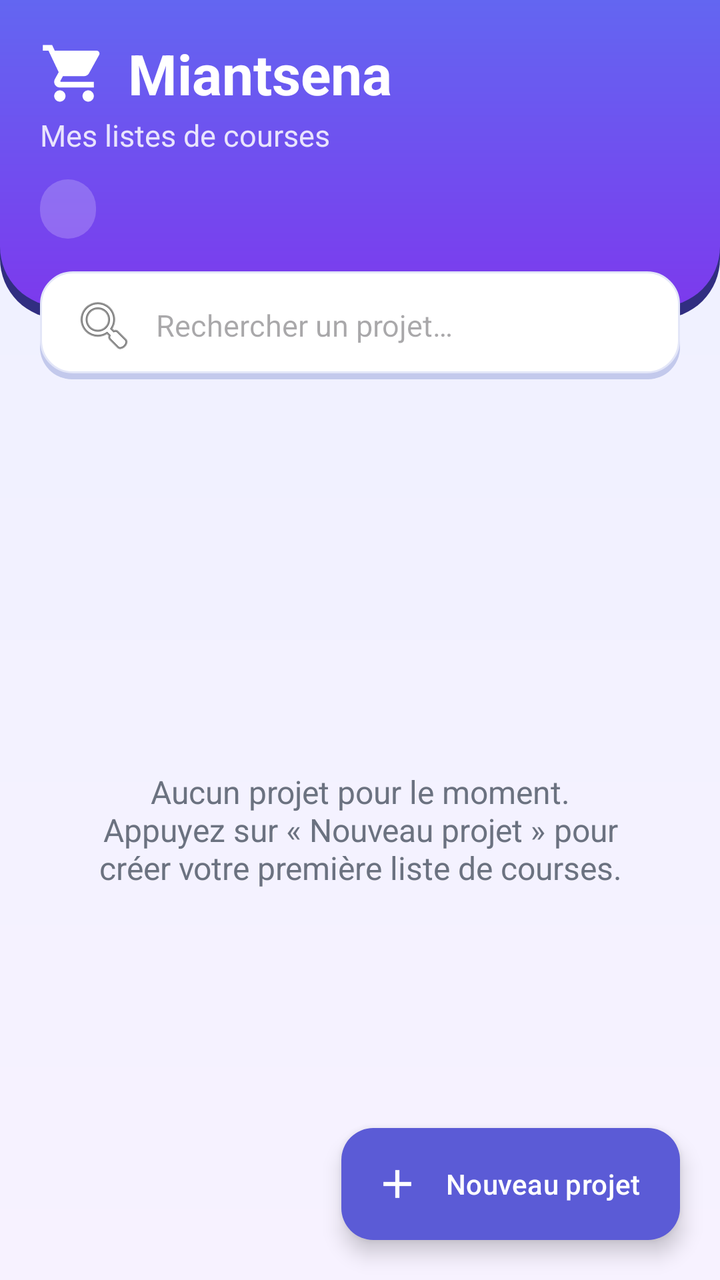
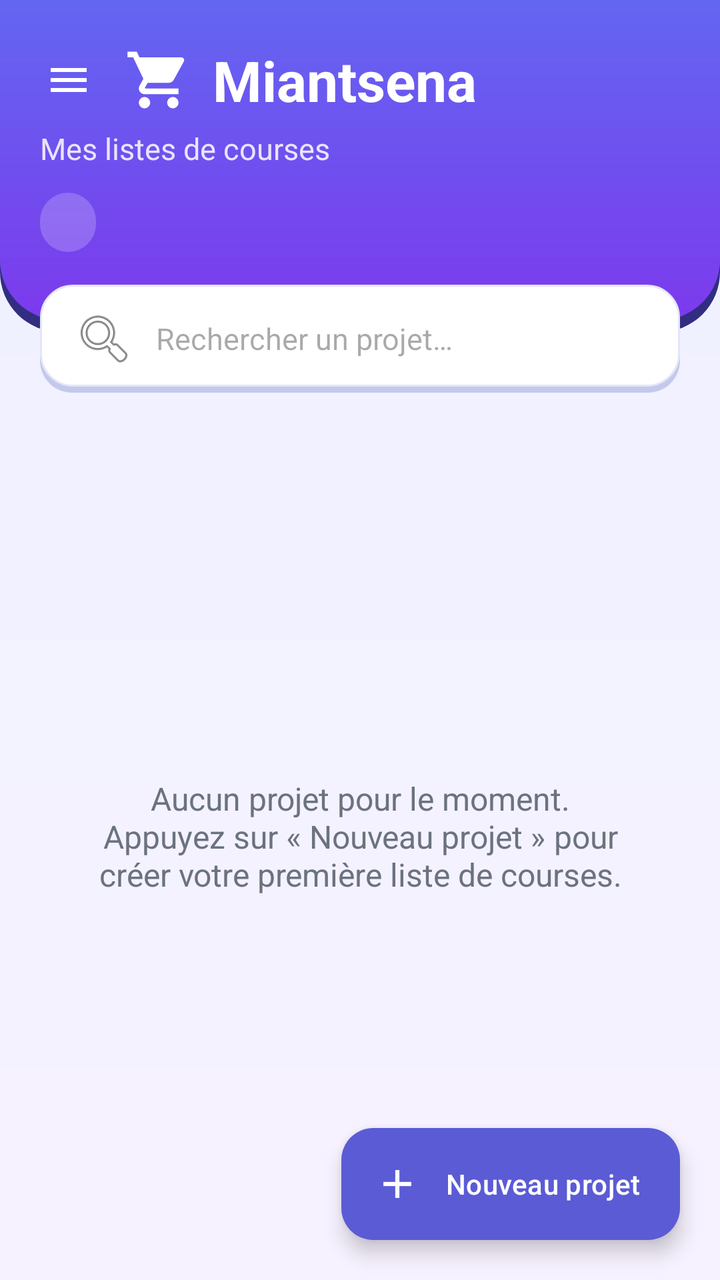

Screens rendered from an Android XML layout before and after an edit, with the pre-edit source and the edit as a unified diff.
<!-- AndroidManifest.xml: application theme Theme.Miantsena -->
<!-- res/layout/activity_main.xml -->
<?xml version="1.0" encoding="utf-8"?>
<androidx.coordinatorlayout.widget.CoordinatorLayout xmlns:android="http://schemas.android.com/apk/res/android"
    xmlns:app="http://schemas.android.com/apk/res-auto"
    android:layout_width="match_parent"
    android:layout_height="match_parent">

    <LinearLayout
        android:layout_width="match_parent"
        android:layout_height="match_parent"
        android:orientation="vertical">

        <LinearLayout
            android:layout_width="match_parent"
            android:layout_height="wrap_content"
            android:background="@drawable/bg_header"
            android:orientation="vertical"
            android:paddingStart="20dp"
            android:paddingTop="18dp"
            android:paddingEnd="20dp"
            android:paddingBottom="40dp">

            <LinearLayout
                android:layout_width="match_parent"
                android:layout_height="wrap_content"
                android:gravity="center_vertical"
                android:orientation="horizontal">

                <ImageView
                    android:layout_width="34dp"
                    android:layout_height="34dp"
                    android:src="@drawable/ic_cart"
                    app:tint="#FFFFFF" />

                <TextView
                    android:layout_width="wrap_content"
                    android:layout_height="wrap_content"
                    android:layout_marginStart="10dp"
                    android:text="Miantsena"
                    android:textColor="#FFFFFF"
                    android:textSize="28sp"
                    android:textStyle="bold" />
            </LinearLayout>

            <TextView
                android:layout_width="wrap_content"
                android:layout_height="wrap_content"
                android:layout_marginTop="2dp"
                android:alpha="0.85"
                android:text="Mes listes de courses"
                android:textColor="#FFFFFF"
                android:textSize="15sp" />

            <TextView
                android:id="@+id/resume"
                android:layout_width="wrap_content"
                android:layout_height="wrap_content"
                android:layout_marginTop="12dp"
                android:background="@drawable/bg_pill"
                android:paddingStart="14dp"
                android:paddingTop="6dp"
                android:paddingEnd="14dp"
                android:paddingBottom="6dp"
                android:textColor="#FFFFFF"
                android:textSize="13sp" />
        </LinearLayout>

        <EditText
            android:id="@+id/recherche"
            android:layout_width="match_parent"
            android:layout_height="54dp"
            android:layout_marginStart="20dp"
            android:layout_marginTop="-24dp"
            android:layout_marginEnd="20dp"
            android:background="@drawable/bg_input"
            android:drawableStart="@android:drawable/ic_menu_search"
            android:drawablePadding="10dp"
            android:hint="Rechercher un projet…"
            android:imeOptions="actionSearch"
            android:inputType="text"
            android:maxLines="1"
            android:paddingStart="16dp"
            android:paddingEnd="16dp"
            android:textSize="15sp" />

        <FrameLayout
            android:layout_width="match_parent"
            android:layout_height="0dp"
            android:layout_weight="1">

            <androidx.recyclerview.widget.RecyclerView
                android:id="@+id/liste"
                android:layout_width="match_parent"
                android:layout_height="match_parent"
                android:clipToPadding="false"
                android:paddingTop="10dp"
                android:paddingBottom="110dp" />

            <TextView
                android:id="@+id/vide"
                android:layout_width="match_parent"
                android:layout_height="wrap_content"
                android:layout_gravity="center"
                android:gravity="center"
                android:padding="32dp"
                android:text="Aucun projet pour le moment.\nAppuyez sur « Nouveau projet » pour créer votre première liste de courses."
                android:textColor="#6B7280"
                android:textSize="16sp" />
        </FrameLayout>
    </LinearLayout>

    <com.google.android.material.floatingactionbutton.ExtendedFloatingActionButton
        android:id="@+id/fab"
        android:layout_width="wrap_content"
        android:layout_height="wrap_content"
        android:layout_gravity="bottom|end"
        android:layout_margin="20dp"
        android:text="Nouveau projet"
        android:textColor="#FFFFFF"
        app:backgroundTint="#5B5BD6"
        app:elevation="12dp"
        app:icon="@drawable/ic_add"
        app:iconTint="#FFFFFF" />
</androidx.coordinatorlayout.widget.CoordinatorLayout>
<!-- resources referenced by this layout -->
<resources>
  <!-- unchanged entries left out for length: 7 -->
</resources>

<!-- the commit's change to res/layout/activity_main.xml (unified diff, before → after) -->
@@ -1,6 +1,11 @@
 <?xml version="1.0" encoding="utf-8"?>
-<androidx.coordinatorlayout.widget.CoordinatorLayout xmlns:android="http://schemas.android.com/apk/res/android"
+<androidx.drawerlayout.widget.DrawerLayout xmlns:android="http://schemas.android.com/apk/res/android"
     xmlns:app="http://schemas.android.com/apk/res-auto"
+    android:id="@+id/drawer_layout"
+    android:layout_width="match_parent"
+    android:layout_height="match_parent">
+
+<androidx.coordinatorlayout.widget.CoordinatorLayout
     android:layout_width="match_parent"
     android:layout_height="match_parent">
 
@@ -24,6 +29,18 @@
                 android:layout_height="wrap_content"
                 android:gravity="center_vertical"
                 android:orientation="horizontal">
+
+                <ImageView
+                    android:id="@+id/btn_compte"
+                    android:layout_width="44dp"
+                    android:layout_height="44dp"
+                    android:layout_marginStart="-8dp"
+                    android:layout_marginEnd="6dp"
+                    android:background="?attr/selectableItemBackgroundBorderless"
+                    android:contentDescription="Menu"
+                    android:padding="10dp"
+                    android:src="@drawable/ic_menu"
+                    app:tint="#FFFFFF" />
 
                 <ImageView
                     android:layout_width="34dp"
@@ -39,6 +56,7 @@
                     android:textColor="#FFFFFF"
                     android:textSize="28sp"
                     android:textStyle="bold" />
+
             </LinearLayout>
 
             <TextView
@@ -121,3 +139,383 @@
         app:icon="@drawable/ic_add"
         app:iconTint="#FFFFFF" />
 </androidx.coordinatorlayout.widget.CoordinatorLayout>
+
+    <LinearLayout
+        android:id="@+id/drawer"
+        android:layout_width="300dp"
+        android:layout_height="match_parent"
+        android:layout_gravity="start"
+        android:background="@drawable/bg_drawer"
+        android:clickable="true"
+        android:focusable="true"
+        android:orientation="vertical">
+
+        <LinearLayout
+            android:layout_width="match_parent"
+            android:layout_height="wrap_content"
+            android:background="@drawable/bg_header"
+            android:orientation="vertical"
+            android:paddingStart="20dp"
+            android:paddingTop="36dp"
+            android:paddingEnd="20dp"
+            android:paddingBottom="30dp">
+
+            <FrameLayout
+                android:layout_width="72dp"
+                android:layout_height="72dp">
+
+                <TextView
+                    android:id="@+id/drawer_lettre"
+                    android:layout_width="match_parent"
+                    android:layout_height="match_parent"
+                    android:background="@drawable/bg_avatar"
+                    android:gravity="center"
+                    android:textColor="#4F46E5"
+                    android:textSize="30sp"
+                    android:textStyle="bold" />
+
+                <ImageView
+                    android:id="@+id/drawer_photo"
+                    android:layout_width="match_parent"
+                    android:layout_height="match_parent"
+                    android:background="@drawable/bg_avatar"
+                    android:clipToOutline="true"
+                    android:contentDescription="Photo du compte"
+                    android:scaleType="centerCrop"
+                    android:visibility="gone" />
+            </FrameLayout>
+
+            <TextView
+                android:id="@+id/drawer_nom"
+                android:layout_width="match_parent"
+                android:layout_height="wrap_content"
+                android:layout_marginTop="14dp"
+                android:ellipsize="end"
+                android:maxLines="1"
+                android:textColor="#FFFFFF"
+                android:textSize="19sp"
+                android:textStyle="bold" />
+
+            <TextView
+                android:id="@+id/drawer_email"
+                android:layout_width="match_parent"
+                android:layout_height="wrap_content"
+                android:layout_marginTop="2dp"
+                android:alpha="0.85"
+                android:ellipsize="end"
+                android:maxLines="1"
+                android:textColor="#FFFFFF"
+                android:textSize="14sp" />
+
+            <LinearLayout
+                android:layout_width="wrap_content"
+                android:layout_height="wrap_content"
+                android:layout_marginTop="12dp"
+                android:background="@drawable/bg_pill_light"
+                android:gravity="center_vertical"
+                android:orientation="horizontal"
+                android:paddingStart="10dp"
+                android:paddingTop="5dp"
+                android:paddingEnd="12dp"
+                android:paddingBottom="5dp">
+
+                <ImageView
+                    android:layout_width="16dp"
+                    android:layout_height="16dp"
+                    android:importantForAccessibility="no"
+                    android:src="@drawable/ic_google" />
+
+                <TextView
+                    android:layout_width="wrap_content"
+                    android:layout_height="wrap_content"
+                    android:layout_marginStart="6dp"
+                    android:text="Connecté avec Google"
+                    android:textColor="#FFFFFF"
+                    android:textSize="12sp" />
+            </LinearLayout>
+        </LinearLayout>
+
+    <TextView
+        android:layout_width="match_parent"
+        android:layout_height="wrap_content"
+        android:paddingStart="20dp"
+        android:paddingTop="18dp"
+        android:paddingBottom="4dp"
+        android:text="SÉCURITÉ"
+        android:textColor="#6366F1"
+        android:textSize="12sp"
+        android:textStyle="bold" />
+
+    <LinearLayout
+        android:id="@+id/ligne_pin"
+        android:layout_width="match_parent"
+        android:layout_height="wrap_content"
+        android:background="?attr/selectableItemBackground"
+        android:clickable="true"
+        android:focusable="true"
+        android:gravity="center_vertical"
+        android:minHeight="64dp"
+        android:orientation="horizontal"
+        android:paddingStart="20dp"
+        android:paddingTop="8dp"
+        android:paddingEnd="16dp"
+        android:paddingBottom="8dp">
+
+        <ImageView
+            android:layout_width="40dp"
+            android:layout_height="40dp"
+            android:background="@drawable/bg_icon_chip"
+            android:importantForAccessibility="no"
+            android:padding="9dp"
+            android:src="@drawable/ic_lock"
+            app:tint="#4F46E5" />
+
+        <LinearLayout
+            android:layout_width="0dp"
+            android:layout_height="wrap_content"
+            android:layout_marginStart="14dp"
+            android:layout_weight="1"
+            android:orientation="vertical">
+
+            <TextView
+                android:layout_width="match_parent"
+                android:layout_height="wrap_content"
+                android:text="Verrouillage par code PIN"
+                android:textColor="#111827"
+                android:textSize="15sp"
+                android:textStyle="bold" />
+            <TextView
+                android:layout_width="match_parent"
+                android:layout_height="wrap_content"
+                android:layout_marginTop="1dp"
+                android:text="Demandé à chaque ouverture"
+                android:textColor="#6B7280"
+                android:textSize="12sp" />
+        </LinearLayout>
+        <com.google.android.material.materialswitch.MaterialSwitch
+            android:id="@+id/switch_pin"
+            android:layout_width="wrap_content"
+            android:layout_height="wrap_content" />
+    </LinearLayout>
+
+    <LinearLayout
+        android:id="@+id/ligne_modifier_pin"
+        android:layout_width="match_parent"
+        android:layout_height="wrap_content"
+        android:background="?attr/selectableItemBackground"
+        android:clickable="true"
+        android:focusable="true"
+        android:gravity="center_vertical"
+        android:minHeight="64dp"
+        android:orientation="horizontal"
+        android:paddingStart="20dp"
+        android:paddingTop="8dp"
+        android:paddingEnd="16dp"
+        android:paddingBottom="8dp">
+
+        <ImageView
+            android:layout_width="40dp"
+            android:layout_height="40dp"
+            android:background="@drawable/bg_icon_chip"
+            android:importantForAccessibility="no"
+            android:padding="9dp"
+            android:src="@drawable/ic_key"
+            app:tint="#4F46E5" />
+
+        <LinearLayout
+            android:layout_width="0dp"
+            android:layout_height="wrap_content"
+            android:layout_marginStart="14dp"
+            android:layout_weight="1"
+            android:orientation="vertical">
+
+            <TextView
+                android:layout_width="match_parent"
+                android:layout_height="wrap_content"
+                android:text="Modifier le code PIN"
+                android:textColor="#111827"
+                android:textSize="15sp"
+                android:textStyle="bold" />
+            <TextView
+                android:layout_width="match_parent"
+                android:layout_height="wrap_content"
+                android:layout_marginTop="1dp"
+                android:text="Changer votre code"
+                android:textColor="#6B7280"
+                android:textSize="12sp" />
+        </LinearLayout>
+    </LinearLayout>
+
+    <LinearLayout
+        android:id="@+id/ligne_bio"
+        android:visibility="gone"
+        android:layout_width="match_parent"
+        android:layout_height="wrap_content"
+        android:background="?attr/selectableItemBackground"
+        android:clickable="true"
+        android:focusable="true"
+        android:gravity="center_vertical"
+        android:minHeight="64dp"
+        android:orientation="horizontal"
+        android:paddingStart="20dp"
+        android:paddingTop="8dp"
+        android:paddingEnd="16dp"
+        android:paddingBottom="8dp">
+
+        <ImageView
+            android:layout_width="40dp"
+            android:layout_height="40dp"
+            android:background="@drawable/bg_icon_chip"
+            android:importantForAccessibility="no"
+            android:padding="9dp"
+            android:src="@drawable/ic_fingerprint"
+            app:tint="#4F46E5" />
+
+        <LinearLayout
+            android:layout_width="0dp"
+            android:layout_height="wrap_content"
+            android:layout_marginStart="14dp"
+            android:layout_weight="1"
+            android:orientation="vertical">
+
+            <TextView
+                android:layout_width="match_parent"
+                android:layout_height="wrap_content"
+                android:text="Empreinte digitale"
+                android:textColor="#111827"
+                android:textSize="15sp"
+                android:textStyle="bold" />
+            <TextView
+                android:layout_width="match_parent"
+                android:layout_height="wrap_content"
+                android:layout_marginTop="1dp"
+                android:text="Déverrouiller sans saisir le code"
+                android:textColor="#6B7280"
+                android:textSize="12sp" />
+        </LinearLayout>
+        <com.google.android.material.materialswitch.MaterialSwitch
+            android:id="@+id/switch_bio"
+            android:layout_width="wrap_content"
+            android:layout_height="wrap_content" />
+    </LinearLayout>
+
+    <TextView
+        android:layout_width="match_parent"
+        android:layout_height="wrap_content"
+        android:paddingStart="20dp"
+        android:paddingTop="18dp"
+        android:paddingBottom="4dp"
+        android:text="COMPTE"
+        android:textColor="#6366F1"
+        android:textSize="12sp"
+        android:textStyle="bold" />
+
+    <LinearLayout
+        android:id="@+id/ligne_sync"
+        android:layout_width="match_parent"
+        android:layout_height="wrap_content"
+        android:background="?attr/selectableItemBackground"
+        android:clickable="true"
+        android:focusable="true"
+        android:gravity="center_vertical"
+        android:minHeight="64dp"
+        android:orientation="horizontal"
+        android:paddingStart="20dp"
+        android:paddingTop="8dp"
+        android:paddingEnd="16dp"
+        android:paddingBottom="8dp">
+
+        <ImageView
+            android:layout_width="40dp"
+            android:layout_height="40dp"
+            android:background="@drawable/bg_icon_chip"
+            android:importantForAccessibility="no"
+            android:padding="9dp"
+            android:src="@drawable/ic_cloud"
+            app:tint="#4F46E5" />
+
+        <LinearLayout
+            android:layout_width="0dp"
+            android:layout_height="wrap_content"
+            android:layout_marginStart="14dp"
+            android:layout_weight="1"
+            android:orientation="vertical">
+
+            <TextView
+                android:layout_width="match_parent"
+                android:layout_height="wrap_content"
+                android:text="Sauvegarde automatique"
+                android:textColor="#111827"
+                android:textSize="15sp"
+                android:textStyle="bold" />
+            <TextView
+                android:layout_width="match_parent"
+                android:layout_height="wrap_content"
+                android:layout_marginTop="1dp"
+                android:text="Vos listes sont synchronisées"
+                android:textColor="#6B7280"
+                android:textSize="12sp" />
+        </LinearLayout>
+    </LinearLayout>
+
+        <View
+            android:layout_width="match_parent"
+            android:layout_height="0dp"
+            android:layout_weight="1" />
+
+        <View
+            android:layout_width="match_parent"
+            android:layout_height="1dp"
+            android:background="#E3E6F8" />
+
+    <LinearLayout
+        android:id="@+id/ligne_deconnexion"
+        android:layout_width="match_parent"
+        android:layout_height="wrap_content"
+        android:background="?attr/selectableItemBackground"
+        android:clickable="true"
+        android:focusable="true"
+        android:gravity="center_vertical"
+        android:minHeight="64dp"
+        android:orientation="horizontal"
+        android:paddingStart="20dp"
+        android:paddingTop="8dp"
+        android:paddingEnd="16dp"
+        android:paddingBottom="8dp">
+
+        <ImageView
+            android:layout_width="40dp"
+            android:layout_height="40dp"
+            android:background="@drawable/bg_icon_chip_red"
+            android:importantForAccessibility="no"
+            android:padding="9dp"
+            android:src="@drawable/ic_logout"
+            app:tint="#DC2626" />
+
+        <LinearLayout
+            android:layout_width="0dp"
+            android:layout_height="wrap_content"
+            android:layout_marginStart="14dp"
+            android:layout_weight="1"
+            android:orientation="vertical">
+
+            <TextView
+                android:layout_width="match_parent"
+                android:layout_height="wrap_content"
+                android:text="Se déconnecter"
+                android:textColor="#DC2626"
+                android:textSize="15sp"
+                android:textStyle="bold" />
+        </LinearLayout>
+    </LinearLayout>
+
+        <TextView
+            android:layout_width="match_parent"
+            android:layout_height="wrap_content"
+            android:gravity="center"
+            android:paddingBottom="16dp"
+            android:text="Miantsena 2.2"
+            android:textColor="#9CA3AF"
+            android:textSize="12sp" />
+    </LinearLayout>
+</androidx.drawerlayout.widget.DrawerLayout>
<!-- resource entries referenced after the edit -->
@@ -1,5 +1,56 @@
 <!-- resources referenced by this layout -->
 <resources>
+  <!-- drawable bg_avatar (drawable) -->
+  <shape xmlns:android="http://schemas.android.com/apk/res/android" android:shape="oval">
+      <solid android:color="#FFFFFF" />
+  </shape>
+  <!-- drawable bg_drawer (drawable) -->
+  <shape xmlns:android="http://schemas.android.com/apk/res/android" android:shape="rectangle">
+      <solid android:color="#F8F9FF" />
+  </shape>
+  <!-- drawable bg_icon_chip (drawable) -->
+  <shape xmlns:android="http://schemas.android.com/apk/res/android" android:shape="rectangle">
+      <solid android:color="#EEF0FF" />
+      <corners android:radius="12dp" />
+  </shape>
+  <!-- drawable bg_icon_chip_red (drawable) -->
+  <shape xmlns:android="http://schemas.android.com/apk/res/android" android:shape="rectangle">
+      <solid android:color="#FEE9EA" />
+      <corners android:radius="12dp" />
+  </shape>
+  <!-- drawable bg_pill_light (drawable) -->
+  <shape xmlns:android="http://schemas.android.com/apk/res/android" android:shape="rectangle">
+      <solid android:color="#33FFFFFF" />
+      <corners android:radius="20dp" />
+  </shape>
+  <!-- drawable ic_cloud (drawable) -->
+  <vector xmlns:android="http://schemas.android.com/apk/res/android" android:width="24dp" android:height="24dp" android:viewportWidth="24" android:viewportHeight="24">
+      <path android:fillColor="#FF000000" android:pathData="M19.35,10.04C18.67,6.59 15.64,4 12,4 9.11,4 6.6,5.64 5.35,8.04 2.34,8.36 0,10.91 0,14c0,3.31 2.69,6 6,6h13c2.76,0 5,-2.24 5,-5 0,-2.64 -2.05,-4.78 -4.65,-4.96z" />
+  </vector>
+  <!-- drawable ic_fingerprint: vector/xml drawable (drawable, 2323 chars, omitted) -->
+  <!-- drawable ic_google (drawable) -->
+  <vector xmlns:android="http://schemas.android.com/apk/res/android" android:width="24dp" android:height="24dp" android:viewportWidth="48" android:viewportHeight="48">
+      <path android:fillColor="#4285F4" android:pathData="M45.12,24.5c0,-1.56 -0.14,-3.06 -0.4,-4.5H24v8.51h11.84c-0.51,2.75 -2.06,5.08 -4.39,6.64v5.52h7.11c4.16,-3.83 6.56,-9.47 6.56,-16.17z" />
+      <path android:fillColor="#34A853" android:pathData="M24,46c5.94,0 10.92,-1.97 14.56,-5.33l-7.11,-5.52c-1.97,1.32 -4.49,2.1 -7.45,2.1 -5.73,0 -10.58,-3.87 -12.31,-9.07H4.34v5.7C7.96,41.07 15.4,46 24,46z" />
+      <path android:fillColor="#FBBC05" android:pathData="M11.69,28.18C11.25,26.86 11,25.45 11,24s0.25,-2.86 0.69,-4.18v-5.7H4.34C2.85,17.09 2,20.45 2,24c0,3.55 0.85,6.91 2.34,9.88l7.35,-5.7z" />
+      <path android:fillColor="#EA4335" android:pathData="M24,10.75c3.23,0 6.13,1.11 8.41,3.29l6.31,-6.31C34.91,4.18 29.93,2 24,2 15.4,2 7.96,6.93 4.34,14.12l7.35,5.7c1.73,-5.2 6.58,-9.07 12.31,-9.07z" />
+  </vector>
+  <!-- drawable ic_key (drawable) -->
+  <vector xmlns:android="http://schemas.android.com/apk/res/android" android:width="24dp" android:height="24dp" android:viewportWidth="24" android:viewportHeight="24">
+      <path android:fillColor="#FF000000" android:pathData="M12.65,10C11.83,7.67 9.61,6 7,6c-3.31,0 -6,2.69 -6,6s2.69,6 6,6c2.61,0 4.83,-1.67 5.65,-4H17v4h4v-4h2v-4H12.65zM7,14c-1.1,0 -2,-0.9 -2,-2s0.9,-2 2,-2 2,0.9 2,2 -0.9,2 -2,2z" />
+  </vector>
+  <!-- drawable ic_lock (drawable) -->
+  <vector xmlns:android="http://schemas.android.com/apk/res/android" android:width="24dp" android:height="24dp" android:viewportWidth="24" android:viewportHeight="24">
+      <path android:fillColor="#FF000000" android:pathData="M18,8h-1V6c0,-2.76 -2.24,-5 -5,-5S7,3.24 7,6v2H6c-1.1,0 -2,0.9 -2,2v10c0,1.1 0.9,2 2,2h12c1.1,0 2,-0.9 2,-2V10c0,-1.1 -0.9,-2 -2,-2zM12,17c-1.1,0 -2,-0.9 -2,-2s0.9,-2 2,-2 2,0.9 2,2 -0.9,2 -2,2zM15.1,8H8.9V6c0,-1.71 1.39,-3.1 3.1,-3.1 1.71,0 3.1,1.39 3.1,3.1v2z" />
+  </vector>
+  <!-- drawable ic_logout (drawable) -->
+  <vector xmlns:android="http://schemas.android.com/apk/res/android" android:width="24dp" android:height="24dp" android:viewportWidth="24" android:viewportHeight="24">
+      <path android:fillColor="#FF000000" android:pathData="M17,7l-1.41,1.41L18.17,11H8v2h10.17l-2.58,2.58L17,17l5,-5zM4,5h8V3H4c-1.1,0 -2,0.9 -2,2v14c0,1.1 0.9,2 2,2h8v-2H4V5z" />
+  </vector>
+  <!-- drawable ic_menu (drawable) -->
+  <vector xmlns:android="http://schemas.android.com/apk/res/android" android:width="24dp" android:height="24dp" android:viewportWidth="24" android:viewportHeight="24">
+      <path android:fillColor="#FF000000" android:pathData="M3,18h18v-2H3v2zM3,13h18v-2H3v2zM3,6v2h18V6H3z" />
+  </vector>
   <!-- unchanged entries left out for length: 7 -->
 </resources>
 
